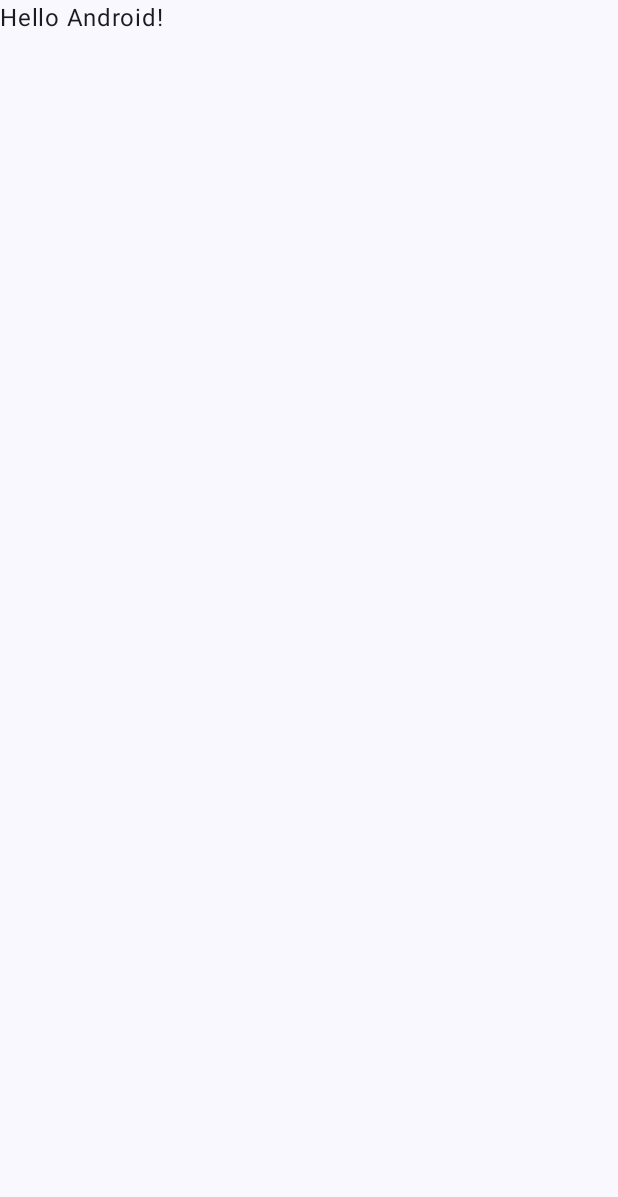
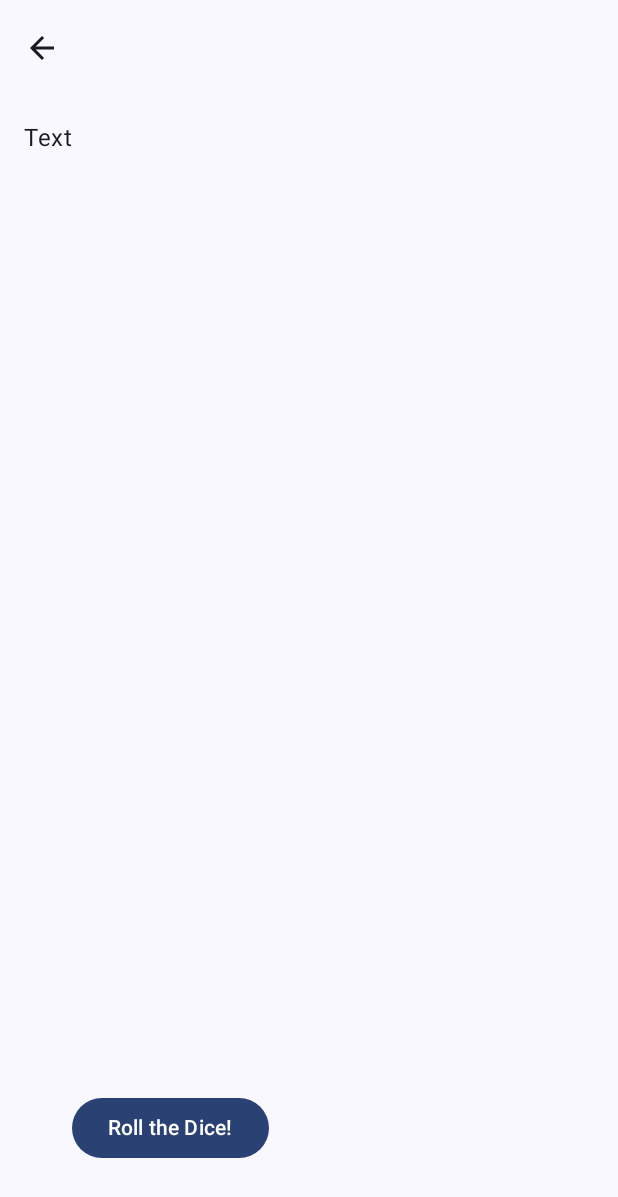
Before and after one commit to KuboyamaNaoki/seagull, an Android app built with Jetpack Compose: the screen it shows after launch (MainActivity), on a phone screen of 412 x 824 dp. Before the commit the part shown is almost empty. Shown: the top 1197 px of the screen. Run offline under Robolectric (Android 15) with nearby library versions, the phone set to English and light mode, and no system bars.

Commit message:
基本画面の作成（ボタン配置）

```diff
--- a/app/build.gradle.kts
+++ b/app/build.gradle.kts
@@ -59,6 +59,9 @@ dependencies {
     implementation(libs.androidx.ui.graphics)
     implementation(libs.androidx.ui.tooling.preview)
     implementation(libs.androidx.material3)
+    implementation("androidx.compose.material:material-icons-extended:1.7.1")
+    implementation("androidx.compose.material3:material3:1.3.0")
+    implementation("com.google.android.material:material:1.12.0")
     testImplementation(libs.junit)
     androidTestImplementation(libs.androidx.junit)
     androidTestImplementation(libs.androidx.espresso.core)
--- a/app/src/main/java/com/example/yacht/DiceRollsComposable.kt
+++ b/app/src/main/java/com/example/yacht/DiceRollsComposable.kt
@@ -1 +1,94 @@
 package com.example.yacht
+
+import androidx.compose.foundation.layout.Arrangement
+import androidx.compose.foundation.layout.Column
+import androidx.compose.foundation.layout.Row
+import androidx.compose.foundation.layout.fillMaxSize
+import androidx.compose.foundation.layout.fillMaxWidth
+import androidx.compose.foundation.layout.padding
+import androidx.compose.foundation.lazy.items
+import androidx.compose.material3.Button
+import androidx.compose.material3.Text
+import androidx.compose.runtime.Composable
+import androidx.compose.runtime.mutableStateListOf
+import androidx.compose.runtime.saveable.rememberSaveable
+import androidx.compose.runtime.getValue
+import androidx.compose.runtime.setValue
+import androidx.compose.ui.Alignment
+import androidx.compose.ui.Modifier
+import androidx.compose.ui.tooling.preview.Devices
+import androidx.compose.ui.tooling.preview.Preview
+import androidx.compose.ui.unit.dp
+
+fun DiceRoll() {
+    // Roll the Dices
+    // 5 dice numbers:random pick up (range 1...6)
+}
+
+@Composable
+fun DiceRolls(
+    modifier: Modifier = Modifier
+) {
+    // ダイスの出目をrememberで保持
+//    var diceNumbers = rememberSaveable {
+//        mutableStateListOf(0,0,0,0,0)
+//    }
+
+    Column {
+        Column(
+            modifier = modifier
+                .padding(16.dp)
+                .weight(1f)
+        ) {
+            // さいころの出目を表示
+//            for(num in diceNumbers) {
+//                Text(text = num.toString())
+//            }
+            Text(text = "Text")
+        }
+        Column(
+            modifier = modifier
+                .padding(16.dp)
+                .weight(1f)
+                .align(Alignment.CenterHorizontally),
+            verticalArrangement = Arrangement.Bottom
+        ) {
+            RollButton(
+                diceRollsCallback = { /*TODO*/ },
+                modifier = modifier
+                    .padding(16.dp),
+            )
+        }
+    }
+}
+
+@Composable
+fun RollButton(
+    diceRollsCallback: () -> Unit,
+    modifier: Modifier = Modifier
+) {
+    Button(
+        onClick = diceRollsCallback,
+        modifier.padding(16.dp)
+    ) {
+        Text(text = "Roll the Dice!")
+    }
+}
+
+@Preview(
+    showBackground = true,
+    widthDp = 797,
+    heightDp = 412
+)
+@Composable
+fun PreviewDiceRolls() {
+    DiceRolls()
+}
+
+@Preview(
+    showBackground = true,
+)
+@Composable
+fun PreviewRollButton() {
+    RollButton({})
+}
--- a/app/src/main/java/com/example/yacht/MainActivity.kt
+++ b/app/src/main/java/com/example/yacht/MainActivity.kt
@@ -4,12 +4,20 @@ import android.os.Bundle
 import androidx.activity.ComponentActivity
 import androidx.activity.compose.setContent
 import androidx.activity.enableEdgeToEdge
+import androidx.compose.foundation.layout.Column
 import androidx.compose.foundation.layout.fillMaxSize
 import androidx.compose.foundation.layout.padding
+import androidx.compose.material.icons.Icons
+import androidx.compose.material.icons.automirrored.filled.ArrowBack
+import androidx.compose.material3.ExperimentalMaterial3Api
+import androidx.compose.material3.Icon
+import androidx.compose.material3.IconButton
 import androidx.compose.material3.Scaffold
 import androidx.compose.material3.Text
+import androidx.compose.material3.TopAppBar
 import androidx.compose.runtime.Composable
 import androidx.compose.ui.Modifier
+import androidx.compose.ui.graphics.vector.ImageVector
 import androidx.compose.ui.tooling.preview.Preview
 import com.example.yacht.ui.theme.YachtTheme
 
@@ -19,21 +27,44 @@ class MainActivity : ComponentActivity() {
         enableEdgeToEdge()
         setContent {
             YachtTheme {
-                Scaffold(modifier = Modifier.fillMaxSize()) { innerPadding ->
-                    Greeting(
-                        name = "Android",
-                        modifier = Modifier.padding(innerPadding)
-                    )
-                }
+                AppUI(modifier = Modifier.fillMaxSize())
             }
         }
     }
 }
 
+@OptIn(ExperimentalMaterial3Api::class)
 @Composable
-fun Greeting(name: String, modifier: Modifier = Modifier) {
+fun AppUI(modifier: Modifier = Modifier) {
+    Scaffold(
+        topBar = {
+            TopAppBar(
+                title = {
+
+                },
+                navigationIcon = {
+                    IconButton(onClick = { /*TODO*/ }) {
+                        Icon(
+                            imageVector = Icons.AutoMirrored.Filled.ArrowBack,
+                            contentDescription = "Back to Home"
+                        )
+                    }
+                }
+            )
+        }
+    ) { innerPadding ->
+        Column(
+            modifier = Modifier.padding(innerPadding)
+        ) {
+            DiceRolls()
+        }
+    }
+}
+
+@Composable
+fun Greeting(modifier: Modifier = Modifier) {
     Text(
-        text = "Hello $name!",
+        text = "Try to Roll the Dice!",
         modifier = modifier
     )
 }
@@ -42,6 +73,6 @@ fun Greeting(name: String, modifier: Modifier = Modifier) {
 @Composable
 fun GreetingPreview() {
     YachtTheme {
-        Greeting("Android")
+        Greeting()
     }
 }
```
